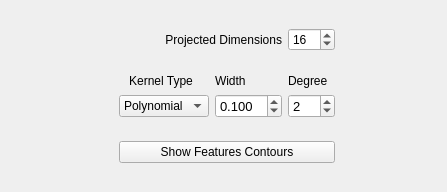
Old version of the form _AlgorithmsPlugins/Projections/paramsKPCA.ui in the repository b4silio/MLDemos.
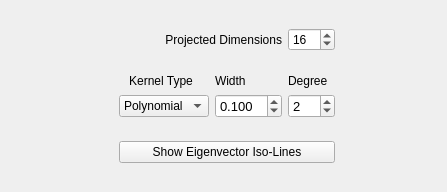
New version of the form.

The edit to the form file:
```diff
--- a/_AlgorithmsPlugins/Projections/paramsKPCA.ui
+++ b/_AlgorithmsPlugins/Projections/paramsKPCA.ui
@@ -215,7 +215,7 @@
       </font>
      </property>
      <property name="text">
-      <string>Show Features Contours</string>
+      <string>Show Eigenvector Iso-Lines</string>
      </property>
     </widget>
    </item>
```
